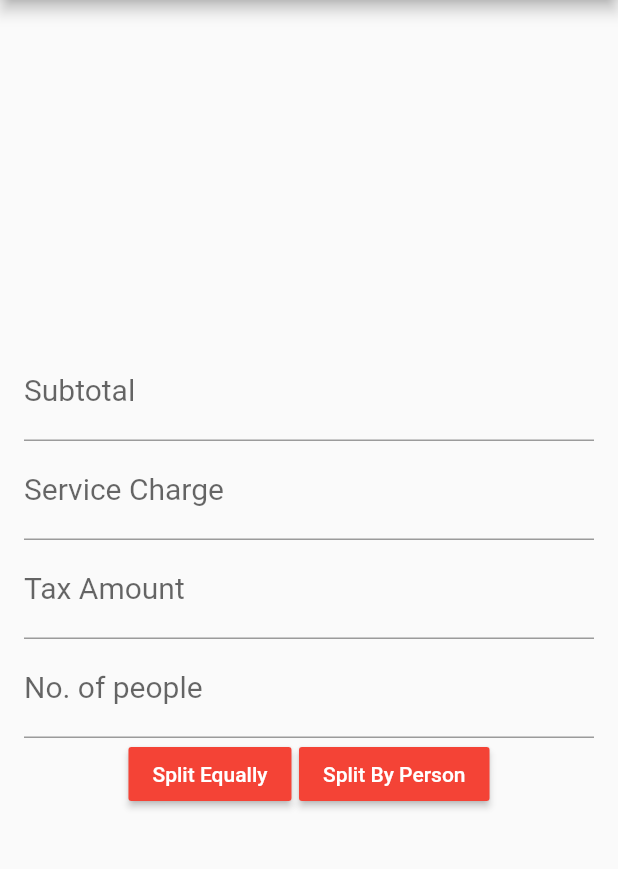
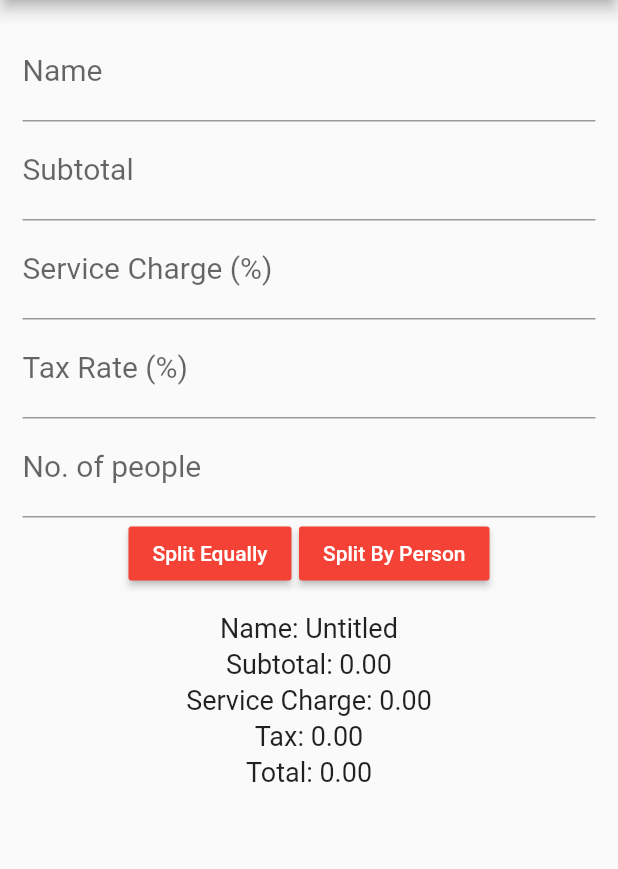
Before and after one commit to fredbaa/billsplitter, a Flutter app: the screen it shows after launch, on a phone screen of 412 x 824 dp, the part 84-953 px from its top. Run offline on Flutter 3.47's test engine with Material 2 defaults, Android fonts, the phone set to English and light mode, and no system bars.

Commit message:
added summary, restaurant name, setting state to values

```diff
--- a/lib/app_screens/home.dart
+++ b/lib/app_screens/home.dart
@@ -5,45 +5,79 @@ class BillSplitterState extends State<BillSplitter> {
   double subTotalAmount = 0.0;
   double serviceChargeAmount = 0.0;
   double taxAmount = 0.0;
+  double totalAmount = 0.0;
+  String billName = "Untitled";
   int personCount = 1;
 
   @override
   Widget build(BuildContext context) {
+    double computeServiceCharge() {
+      return subTotalAmount * (serviceChargeAmount / 100);
+    }
+
+    double computeTax() {
+      return (subTotalAmount + computeServiceCharge()) * (taxAmount / 100);
+    }
+
+    void updateTotalAmount(){
+      totalAmount = subTotalAmount + computeServiceCharge() + computeTax();
+    }
+
+    TextField billNameField = new TextField(
+        decoration: new InputDecoration(labelText: "Name", labelStyle: TextStyle(fontSize: 20)),
+        keyboardType: TextInputType.text,
+        style: TextStyle(fontSize: 20),
+        onChanged: (String value) {
+          setState(() {
+            billName = value.trim().length == 0 ? "Untitled" : value;
+          });
+        },
+    );
+
     TextField billAmountField = new TextField(
         decoration: new InputDecoration(labelText: "Subtotal", labelStyle: TextStyle(fontSize: 20)),
         keyboardType: TextInputType.number,
         style: TextStyle(fontSize: 20),
         onChanged: (String value) {
+          setState(() {
             try {
               subTotalAmount = double.parse(value);
             } catch (exception) {
               subTotalAmount = 0.0;
             }
+            updateTotalAmount();
+          });
         },
     );
 
     TextField serviceChargeField = new TextField(
-        decoration: new InputDecoration(labelText: "Service Charge", labelStyle: TextStyle(fontSize: 20)),
+        decoration: new InputDecoration(labelText: "Service Charge (%)", labelStyle: TextStyle(fontSize: 20)),
         keyboardType: TextInputType.number,
         style: TextStyle(fontSize: 20),
         onChanged: (String value) {
+          setState(() {
             try {
               serviceChargeAmount = double.parse(value);
             } catch (exception) {
               serviceChargeAmount = 0.0;
             }
+            updateTotalAmount();
+          });
         });
 
     TextField taxAmountField = new TextField(
-        decoration: new InputDecoration(labelText: "Tax Amount", labelStyle: TextStyle(fontSize: 20)),
+        decoration: new InputDecoration(labelText: "Tax Rate (%)", labelStyle: TextStyle(fontSize: 20)),
         keyboardType: TextInputType.number,
         style: TextStyle(fontSize: 20),
         onChanged: (String value) {
+          setState(() {
             try {
               taxAmount = double.parse(value);
             } catch (exception) {
               taxAmount = 0.0;
             }
+            updateTotalAmount();
+          });
         });
 
     TextField personCountField = new TextField(
@@ -63,10 +97,7 @@ class BillSplitterState extends State<BillSplitter> {
         color: Colors.red,
         textColor: Colors.white,
         onPressed: () {
-          double total = subTotalAmount + serviceChargeAmount + taxAmount;
-          total = total / personCount;
-
-          String formattedTotal = total.toStringAsFixed(2);
+          String formattedTotal = totalAmount.toStringAsFixed(2);
 
           AlertDialog dialog = new AlertDialog(
               content: new Text("Total is $formattedTotal per person"));
@@ -94,12 +125,26 @@ class BillSplitterState extends State<BillSplitter> {
         textColor: Colors.white,
         onPressed: _startSplitByPerson);
 
+    Container summarySubtotal = Container(
+      child: Column(
+        children: <Widget>[
+          Text("Name: $billName", style: TextStyle(fontSize: 18),),
+          Padding(padding: EdgeInsets.only(top: 3.0),),
+          Text("Subtotal: " + subTotalAmount.toStringAsFixed(2), style: TextStyle(fontSize: 18),),
+          Padding(padding: EdgeInsets.only(top: 3.0),),
+          Text("Service Charge: " + computeServiceCharge().toStringAsFixed(2), style: TextStyle(fontSize: 18),),
+          Padding(padding: EdgeInsets.only(top: 3.0),),
+          Text("Tax: " + computeTax().toStringAsFixed(2), style: TextStyle(fontSize: 18),),
+          Padding(padding: EdgeInsets.only(top: 3.0),),
+          Text("Total: " + totalAmount.toStringAsFixed(2), style: TextStyle(fontSize: 18),),
+        ],),
+    );
 
     Container container = new Container(
-        padding: const EdgeInsets.all(16.0),
+        padding: const EdgeInsets.all(15.0),
         child: new Column(
-            mainAxisAlignment: MainAxisAlignment.center,
             children: [
+              billNameField,
               billAmountField,
               serviceChargeField,
               taxAmountField,
@@ -116,6 +161,10 @@ class BillSplitterState extends State<BillSplitter> {
                   new Expanded(child: Container(),),
                 ],),
               ),
+              Padding(
+                padding: EdgeInsets.only(top: 15.0),
+              ),
+              summarySubtotal
             ]));
 
     AppBar appBar = new AppBar(title: new Text("BillSplitter"), backgroundColor: Colors.red,);
```
Lines whose indentation alone changed are shown as unchanged.
